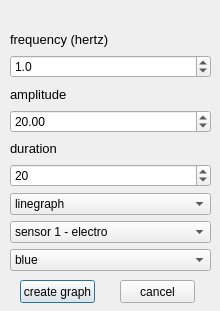
First picture: the form in screens/creategraphdialog.ui, repository PCSchool/demonstrator, before the edit.
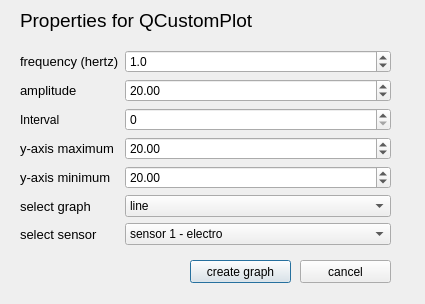
Second picture: the form after the edit.

The edit to the form file:
```diff
--- a/screens/creategraphdialog.ui
+++ b/screens/creategraphdialog.ui
@@ -6,8 +6,8 @@
    <rect>
     <x>0</x>
     <y>0</y>
-    <width>220</width>
-    <height>311</height>
+    <width>425</width>
+    <height>304</height>
    </rect>
   </property>
   <property name="minimumSize">
@@ -19,18 +19,44 @@
   <property name="windowTitle">
    <string>Dialog</string>
   </property>
-  <widget class="QWidget" name="verticalLayoutWidget">
+  <widget class="QPushButton" name="btnCreateGraph">
    <property name="geometry">
     <rect>
-     <x>10</x>
-     <y>30</y>
-     <width>201</width>
-     <height>241</height>
+     <x>190</x>
+     <y>260</y>
+     <width>101</width>
+     <height>23</height>
     </rect>
    </property>
-   <layout class="QVBoxLayout" name="verticalLayout">
-    <item>
-     <widget class="QLabel" name="label_3">
+   <property name="text">
+    <string>create graph</string>
+   </property>
+  </widget>
+  <widget class="QPushButton" name="btnCancel">
+   <property name="geometry">
+    <rect>
+     <x>300</x>
+     <y>260</y>
+     <width>91</width>
+     <height>23</height>
+    </rect>
+   </property>
+   <property name="text">
+    <string>cancel</string>
+   </property>
+  </widget>
+  <widget class="QWidget" name="formLayoutWidget">
+   <property name="geometry">
+    <rect>
+     <x>20</x>
+     <y>50</y>
+     <width>371</width>
+     <height>201</height>
+    </rect>
+   </property>
+   <layout class="QFormLayout" name="formLayout_3">
+    <item row="0" column="0">
+     <widget class="QLabel" name="label_5">
       <property name="font">
        <font>
         <pointsize>10</pointsize>
@@ -41,24 +67,8 @@
       </property>
      </widget>
     </item>
-    <item>
-     <widget class="QDoubleSpinBox" name="cbFrequency">
-      <property name="decimals">
-       <number>1</number>
-      </property>
-      <property name="maximum">
-       <double>50.000000000000000</double>
-      </property>
-      <property name="singleStep">
-       <double>0.100000000000000</double>
-      </property>
-      <property name="value">
-       <double>1.000000000000000</double>
-      </property>
-     </widget>
-    </item>
-    <item>
-     <widget class="QLabel" name="label">
+    <item row="1" column="0">
+     <widget class="QLabel" name="label_2">
       <property name="font">
        <font>
         <pointsize>10</pointsize>
@@ -69,43 +79,63 @@
       </property>
      </widget>
     </item>
-    <item>
-     <widget class="QDoubleSpinBox" name="cbAmplitude">
+    <item row="4" column="1">
+     <widget class="QDoubleSpinBox" name="cbYAxisMax">
       <property name="value">
        <double>20.000000000000000</double>
       </property>
      </widget>
     </item>
-    <item>
-     <widget class="QLabel" name="label_4">
+    <item row="5" column="1">
+     <widget class="QDoubleSpinBox" name="cbYAxisMin">
+      <property name="value">
+       <double>20.000000000000000</double>
+      </property>
+     </widget>
+    </item>
+    <item row="4" column="0">
+     <widget class="QLabel" name="label_6">
       <property name="font">
        <font>
         <pointsize>10</pointsize>
        </font>
       </property>
       <property name="text">
-       <string>duration </string>
+       <string>y-axis maximum</string>
       </property>
      </widget>
     </item>
-    <item>
-     <widget class="QDoubleSpinBox" name="cbDuration">
-      <property name="decimals">
-       <number>0</number>
+    <item row="5" column="0">
+     <widget class="QLabel" name="label_7">
+      <property name="font">
+       <font>
+        <pointsize>10</pointsize>
+       </font>
       </property>
+      <property name="text">
+       <string>y-axis minimum</string>
+      </property>
+     </widget>
+    </item>
+    <item row="2" column="1">
+     <widget class="QSpinBox" name="cbInterval">
       <property name="maximum">
-       <double>60.000000000000000</double>
+       <number>100</number>
       </property>
-      <property name="value">
-       <double>20.000000000000000</double>
+     </widget>
+    </item>
+    <item row="2" column="0">
+     <widget class="QLabel" name="label_8">
+      <property name="text">
+       <string>Interval</string>
       </property>
      </widget>
     </item>
-    <item>
+    <item row="6" column="1">
      <widget class="QComboBox" name="cbTypeGraph">
       <item>
        <property name="text">
-        <string>linegraph</string>
+        <string>line</string>
        </property>
       </item>
       <item>
@@ -125,7 +155,7 @@
       </item>
      </widget>
     </item>
-    <item>
+    <item row="7" column="1">
      <widget class="QComboBox" name="cbTypeSensor">
       <item>
        <property name="text">
@@ -149,56 +179,71 @@
       </item>
      </widget>
     </item>
-    <item>
-     <widget class="QComboBox" name="cbColor">
-      <item>
-       <property name="text">
-        <string>blue</string>
-       </property>
-      </item>
-      <item>
-       <property name="text">
-        <string>red</string>
-       </property>
-      </item>
-      <item>
-       <property name="text">
-        <string>green</string>
-       </property>
-      </item>
-      <item>
-       <property name="text">
-        <string>yellow</string>
-       </property>
-      </item>
+    <item row="6" column="0">
+     <widget class="QLabel" name="label_9">
+      <property name="font">
+       <font>
+        <pointsize>10</pointsize>
+       </font>
+      </property>
+      <property name="text">
+       <string>select graph</string>
+      </property>
+     </widget>
+    </item>
+    <item row="7" column="0">
+     <widget class="QLabel" name="label_10">
+      <property name="font">
+       <font>
+        <pointsize>10</pointsize>
+       </font>
+      </property>
+      <property name="text">
+       <string>select sensor</string>
+      </property>
+     </widget>
+    </item>
+    <item row="1" column="1">
+     <widget class="QDoubleSpinBox" name="cbAmplitude">
+      <property name="value">
+       <double>20.000000000000000</double>
+      </property>
+     </widget>
+    </item>
+    <item row="0" column="1">
+     <widget class="QDoubleSpinBox" name="cbFrequency">
+      <property name="decimals">
+       <number>1</number>
+      </property>
+      <property name="maximum">
+       <double>50.000000000000000</double>
+      </property>
+      <property name="singleStep">
+       <double>0.100000000000000</double>
+      </property>
+      <property name="value">
+       <double>1.000000000000000</double>
+      </property>
      </widget>
     </item>
    </layout>
   </widget>
-  <widget class="QPushButton" name="btnCreateGraph">
+  <widget class="QLabel" name="label">
    <property name="geometry">
     <rect>
      <x>20</x>
-     <y>280</y>
-     <width>75</width>
-     <height>23</height>
+     <y>10</y>
+     <width>301</width>
+     <height>21</height>
     </rect>
    </property>
-   <property name="text">
-    <string>create graph</string>
+   <property name="font">
+    <font>
+     <pointsize>14</pointsize>
+    </font>
    </property>
-  </widget>
-  <widget class="QPushButton" name="btnCancel">
-   <property name="geometry">
-    <rect>
-     <x>120</x>
-     <y>280</y>
-     <width>75</width>
-     <height>23</height>
-    </rect>
-   </property>
    <property name="text">
-    <string>cancel</string>
+    <string>Properties for QCustomPlot</string>
    </property>
   </widget>
  </widget>
```
Left out of the diff: 6 changed lines with no effect on the pictures.
